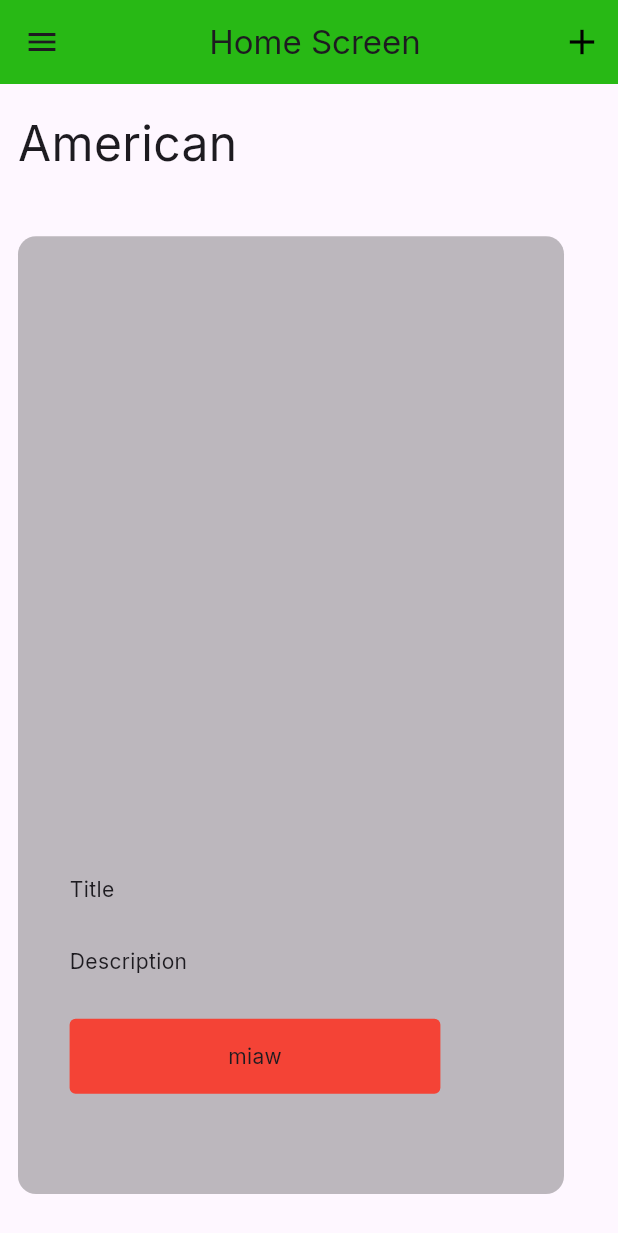
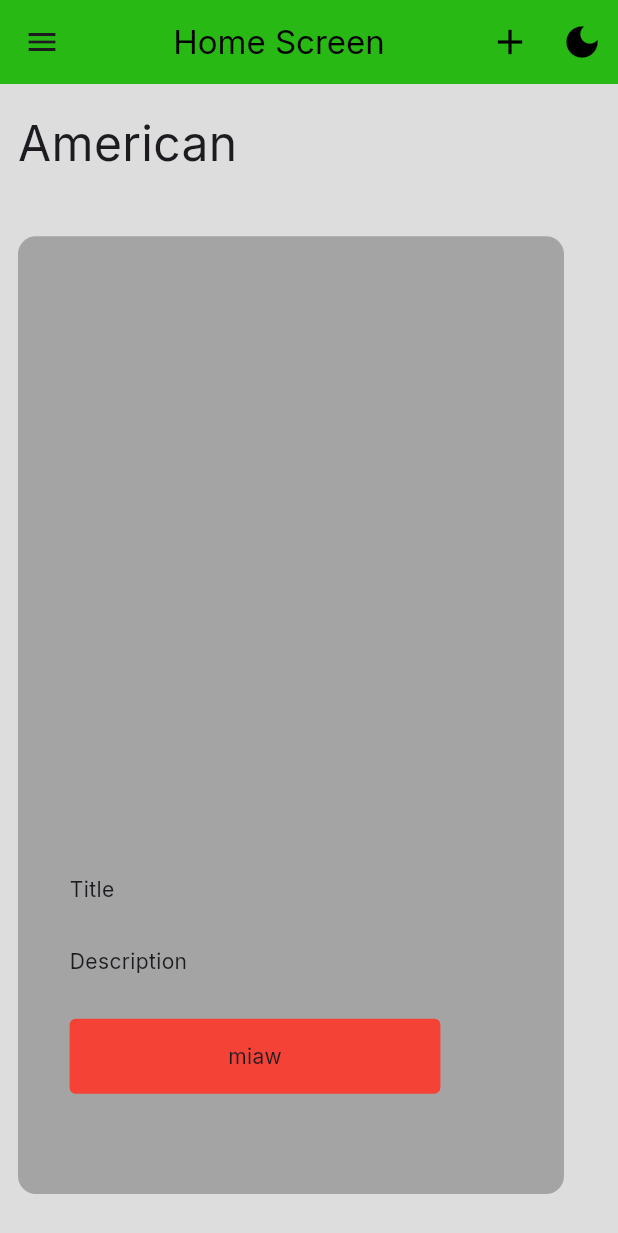
Before and after one commit to RafihYahya/RECIPE_APP_FLUTTER, a Flutter app: the screen it shows after launch, on a phone screen of 412 x 824 dp. Shown: the top 1233 px of the screen. Run offline on Flutter 3.47's test engine with Material 2 defaults, Android fonts, the phone set to English and light mode, and no system bars; our stand-ins replace google_fonts.

Commit message:
darkmode_bugfix

```diff
--- a/lib/main.dart
+++ b/lib/main.dart
@@ -7,21 +7,40 @@ void main() {
   runApp(RecipeApp());
 }
 
-class RecipeApp extends StatelessWidget {
-  RecipeApp({Key? key}) : super(key: key);
+class RecipeApp extends StatefulWidget {
+  const RecipeApp({Key? key}) : super(key: key);
 
-  final List<Widget> routes = [
-    HomePage(),
-    BookMarkPage(),
-  ];
+  @override
+  State<RecipeApp> createState() => _RecipeAppState();
+}
+
+class _RecipeAppState extends State<RecipeApp> {
+  bool dark = false;
+  void themeswitcher() {
+    setState(() {
+      dark = !dark;
+    });
+    print(dark);
+  }
 
   @override
   Widget build(BuildContext context) {
+    final List<Widget> routes = [
+      HomePage(
+        dark: dark,
+        callback2: themeswitcher,
+      ),
+      BookMarkPage(),
+    ];
+
     return MaterialApp(
       theme: ThemeData(
         fontFamily: GoogleFonts.inter().fontFamily,
         useMaterial3: true,
       ),
+      darkTheme: dark
+          ? ThemeData.dark(useMaterial3: true)
+          : ThemeData.light(useMaterial3: true),
       debugShowCheckedModeBanner: false,
       home: routes[0],
     );
--- a/lib/pages/home_page.dart
+++ b/lib/pages/home_page.dart
@@ -2,7 +2,10 @@ import 'package:flutter/material.dart';
 import 'package:recipe_app/components/viewbuilder_horz.dart';
 
 class HomePage extends StatefulWidget {
-  const HomePage({Key? key}) : super(key: key);
+  final bool? dark;
+  final Function() callback2;
+  const HomePage({Key? key, this.dark, required this.callback2})
+      : super(key: key);
 
   @override
   State<HomePage> createState() => _HomePageState();
@@ -12,20 +15,36 @@ class _HomePageState extends State<HomePage> {
   @override
   Widget build(BuildContext context) {
     return Scaffold(
+        backgroundColor: widget.dark!
+            ? Color.fromARGB(255, 39, 39, 39)
+            : Color.fromARGB(255, 221, 221, 221),
         appBar: AppBar(
-          title: const Center(
+          title: Center(
             child: Text(
               'Home Screen',
+              style: widget.dark! == true
+                  ? TextStyle(color: Colors.white)
+                  : TextStyle(color: Colors.black),
             ),
           ),
-          backgroundColor: Color.fromARGB(255, 40, 185, 21),
+          backgroundColor: widget.dark!
+              ? Color.fromARGB(255, 0, 116, 10)
+              : Color.fromARGB(255, 40, 185, 21),
           actions: [
             IconButton(
               onPressed: () {},
               icon: const Icon(Icons.add),
               color: Colors.black,
               iconSize: 28.0,
-            )
+            ),
+            IconButton(
+              onPressed: () {
+                widget.callback2();
+              },
+              icon: const Icon(Icons.dark_mode),
+              color: Colors.black,
+              iconSize: 28.0,
+            ),
           ],
         ),
         drawer: Drawer(),
```
